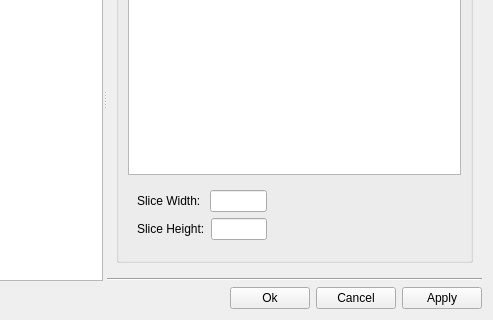
The window that branches/tools/LePlatz/StatePersister/PlatzSettings.ui (gonzalodelgado/uzebox-paul) describes before a commit, drawn with Qt 5; both pictures show x 137 to 630 and y 94 to 414 of the 630 by 414 pixel window.
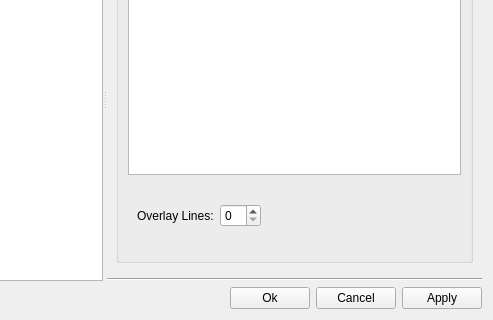
The same window after the commit.

Commit message: - LePlatz: Added support for Video Mode 2 - Interface changes to support Video Mode 2

Diff of the .ui file:
```diff
--- a/branches/tools/LePlatz/StatePersister/PlatzSettings.ui
+++ b/branches/tools/LePlatz/StatePersister/PlatzSettings.ui
@@ -141,65 +141,18 @@
                   <widget class="QWidget" name="page_3">
                    <layout class="QHBoxLayout" name="horizontalLayout_10">
                     <item>
-                     <layout class="QVBoxLayout" name="verticalLayout" stretch="0,0">
-                      <item>
-                       <layout class="QHBoxLayout" name="horizontalLayout_8">
-                        <property name="bottomMargin">
-                         <number>0</number>
-                        </property>
-                        <item>
-                         <widget class="QLabel" name="lblProjectSliceWidth">
-                          <property name="text">
-                           <string>Slice Width: </string>
-                          </property>
-                         </widget>
-                        </item>
-                        <item>
-                         <widget class="QLineEdit" name="lePsSliceWidth">
-                          <property name="sizePolicy">
-                           <sizepolicy hsizetype="Preferred" vsizetype="Fixed">
-                            <horstretch>0</horstretch>
-                            <verstretch>0</verstretch>
-                           </sizepolicy>
-                          </property>
-                          <property name="maximumSize">
-                           <size>
-                            <width>75</width>
-                            <height>16777215</height>
-                           </size>
-                          </property>
-                         </widget>
-                        </item>
-                       </layout>
-                      </item>
-                      <item>
-                       <layout class="QHBoxLayout" name="horizontalLayout_9">
-                        <item>
-                         <widget class="QLabel" name="lblProjectSliceHeight">
-                          <property name="text">
-                           <string>Slice Height:</string>
-                          </property>
-                         </widget>
-                        </item>
-                        <item>
-                         <widget class="QLineEdit" name="lePsSliceHeight">
-                          <property name="sizePolicy">
-                           <sizepolicy hsizetype="Preferred" vsizetype="Fixed">
-                            <horstretch>0</horstretch>
-                            <verstretch>0</verstretch>
-                           </sizepolicy>
-                          </property>
-                          <property name="maximumSize">
-                           <size>
-                            <width>75</width>
-                            <height>16777215</height>
-                           </size>
-                          </property>
-                         </widget>
-                        </item>
-                       </layout>
-                      </item>
-                     </layout>
+                     <widget class="QLabel" name="lblOverlayLines">
+                      <property name="text">
+                       <string>Overlay Lines:</string>
+                      </property>
+                     </widget>
+                    </item>
+                    <item>
+                     <widget class="QSpinBox" name="spbOverlayLines">
+                      <property name="maximum">
+                       <number>28</number>
+                      </property>
+                     </widget>
                     </item>
                     <item>
                      <spacer name="horizontalSpacer">
@@ -208,7 +161,7 @@
                       </property>
                       <property name="sizeHint" stdset="0">
                        <size>
-                        <width>204</width>
+                        <width>193</width>
                         <height>20</height>
                        </size>
                       </property>
```
Left out of the diff: 3 changed lines with no effect on the pictures. The commit also changes 30 other files.
